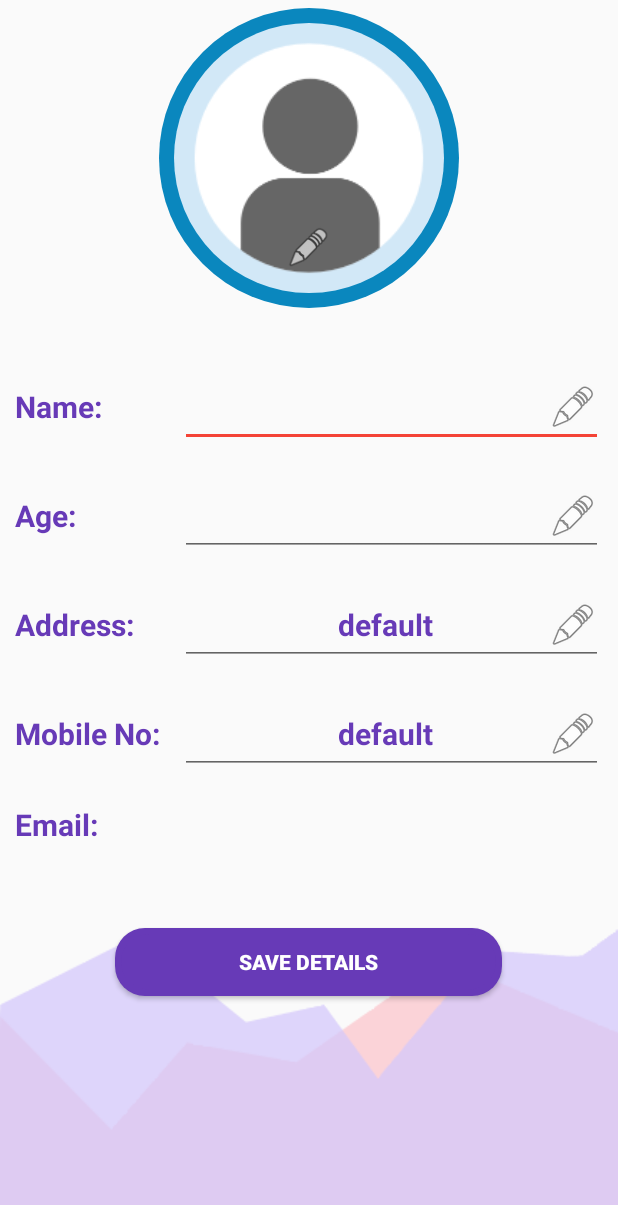
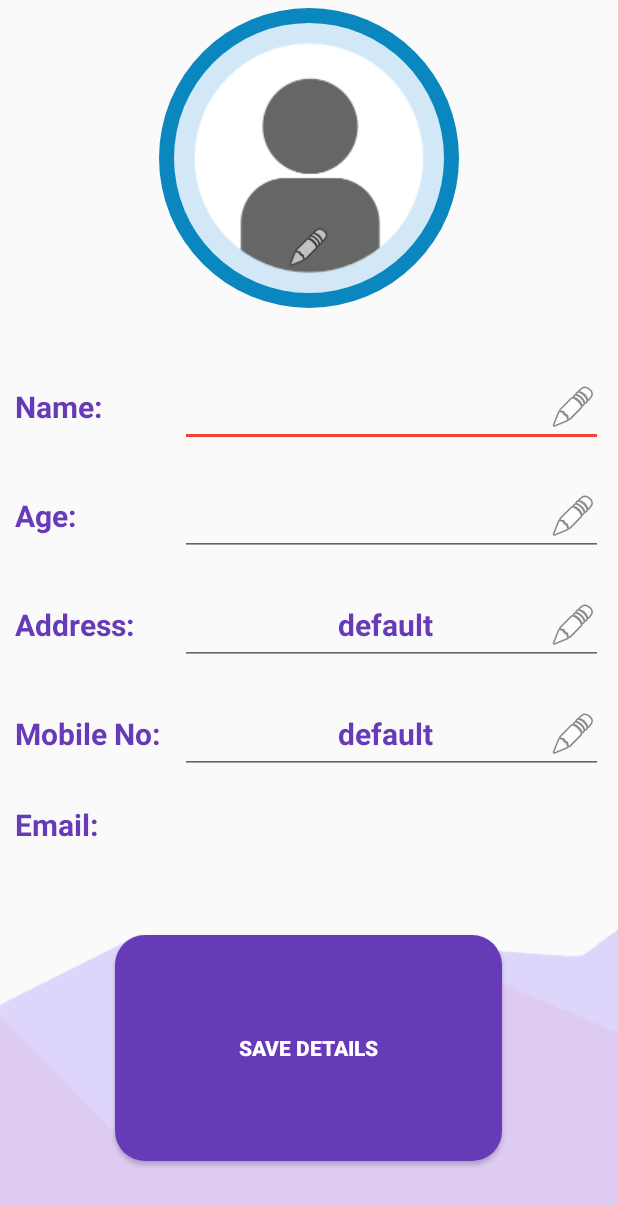
Before and after one commit to gptshubham595/Medical, an Android app: the EDITActivity screen opened directly, with no data from a screen before it, on a phone screen of 412 x 824 dp. Shown: the top 1205 px of the screen. Run offline under Robolectric (Android 15) with nearby library versions, the phone set to English and light mode, and no system bars; our stand-ins replace CircleImageView, Firebase (no records; nobody signed in at launch, a user with empty details on screens opened directly), Picasso; libraries missing offline, so code that uses them is left out: com.theartofdev.edmodo, id.zelory.compressor; 5 statements that could not run were skipped.

```diff
--- a/app/src/main/java/com/iitg/reportscanner/EDITActivity.java
+++ b/app/src/main/java/com/iitg/reportscanner/EDITActivity.java
@@ -312,7 +312,9 @@ TextView email;
             @Override
             public void onComplete(@NonNull Task<Void> task) {
                 Toast.makeText(EDITActivity.this, "SAVED", Toast.LENGTH_SHORT).show();
-
+                Intent i=new Intent(EDITActivity.this,MainActivity2.class);
+                i.setFlags(Intent.FLAG_ACTIVITY_NEW_TASK|Intent.FLAG_ACTIVITY_CLEAR_TOP);
+                startActivity(i);
             }
         });
         if(str.equals("age"))
--- a/app/src/main/res/layout/activity_edit.xml
+++ b/app/src/main/res/layout/activity_edit.xml
@@ -60,6 +60,7 @@
             android:layout_width="match_parent"
             android:drawableRight="@android:drawable/ic_menu_edit"
             android:text="Name"
+            android:singleLine="true"
             android:inputType="textPersonName"
             android:gravity="center"
             android:textSize="20sp"
@@ -122,6 +123,8 @@
                 android:gravity="center"
                 android:paddingLeft="27dp"
                 android:textSize="20sp"
+                android:singleLine="true"
+
                 android:id="@+id/address"
                 android:layout_height="wrap_content"/>
         </LinearLayout>
@@ -150,6 +153,7 @@
                     android:paddingLeft="27dp"
                     android:textSize="20sp"
                     android:id="@+id/mobile"
+                    android:singleLine="true"
                     android:layout_height="wrap_content"/>
         </LinearLayout>
 
@@ -177,6 +181,13 @@
             android:textSize="20sp"
             android:gravity="center"
             android:paddingLeft="18dp"
+            android:singleLine="true"
+            android:ellipsize="marquee"
+            android:marqueeRepeatLimit="marquee_forever"
+            android:scrollHorizontally="true"
+            android:focusable="true"
+            android:focusableInTouchMode="true"
+            android:freezesText="true"
             android:id="@+id/email"
             android:layout_height="wrap_content"/>
         </LinearLayout>
@@ -186,10 +197,11 @@
         android:layout_width="wrap_content"
         android:text="SAVE DETAILS"
         android:layout_below="@id/content"
-        android:layout_marginTop="45dp"
         android:background="@drawable/shape2"
         android:backgroundTint="#673AB7"
         android:gravity="center"
+        android:layout_margin="50dp"
+        android:layout_alignParentBottom="true"
         android:layout_centerHorizontal="true"
         android:id="@+id/btn"
         android:textColor="#ffffff"
```
